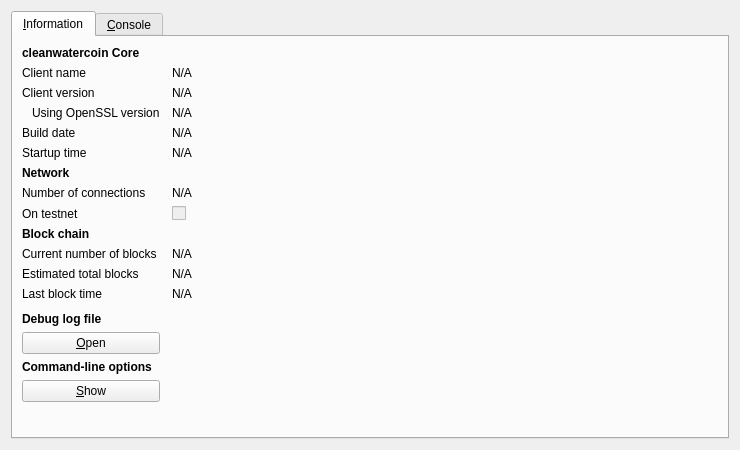
The window that src/qt/forms/rpcconsole.ui (DaElf/bitcoin) describes before a commit, drawn with Qt 5.
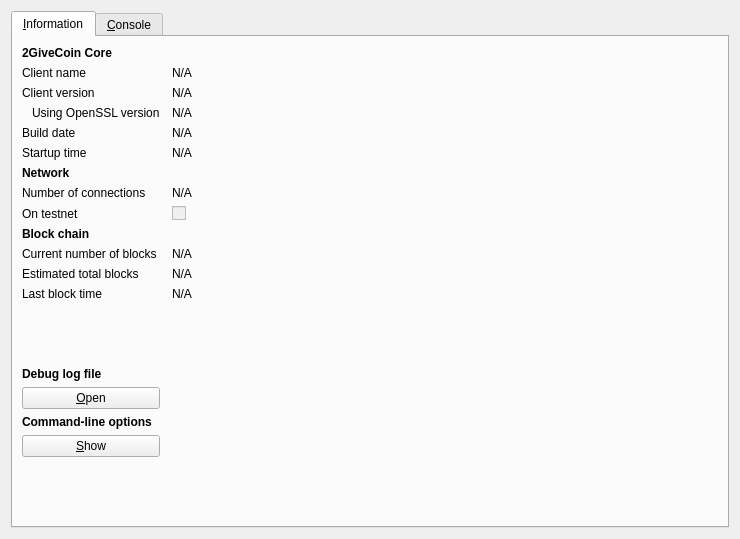
The same window after the commit. The open tabs and pages were chosen to show the change. Icons and pictures are not drawn.

The edit to the form file:
```diff
--- a/src/qt/forms/rpcconsole.ui
+++ b/src/qt/forms/rpcconsole.ui
@@ -7,7 +7,7 @@
     <x>0</x>
     <y>0</y>
     <width>740</width>
-    <height>450</height>
+    <height>539</height>
    </rect>
   </property>
   <property name="windowTitle">
@@ -36,7 +36,7 @@
           </font>
          </property>
          <property name="text">
-          <string>cleanwatercoin Core</string>
+          <string>2GiveCoin Core</string>
          </property>
         </widget>
        </item>
```
Left out of the diff: 8 changed lines with no effect on the pictures.
